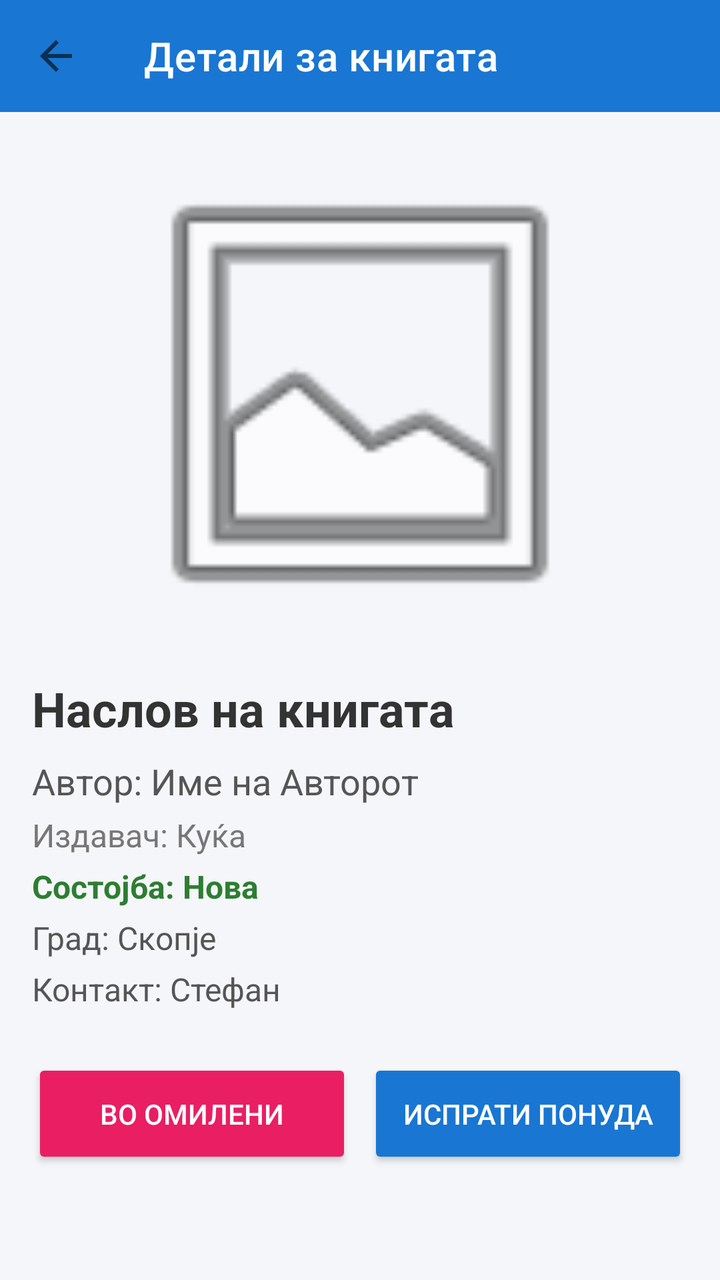
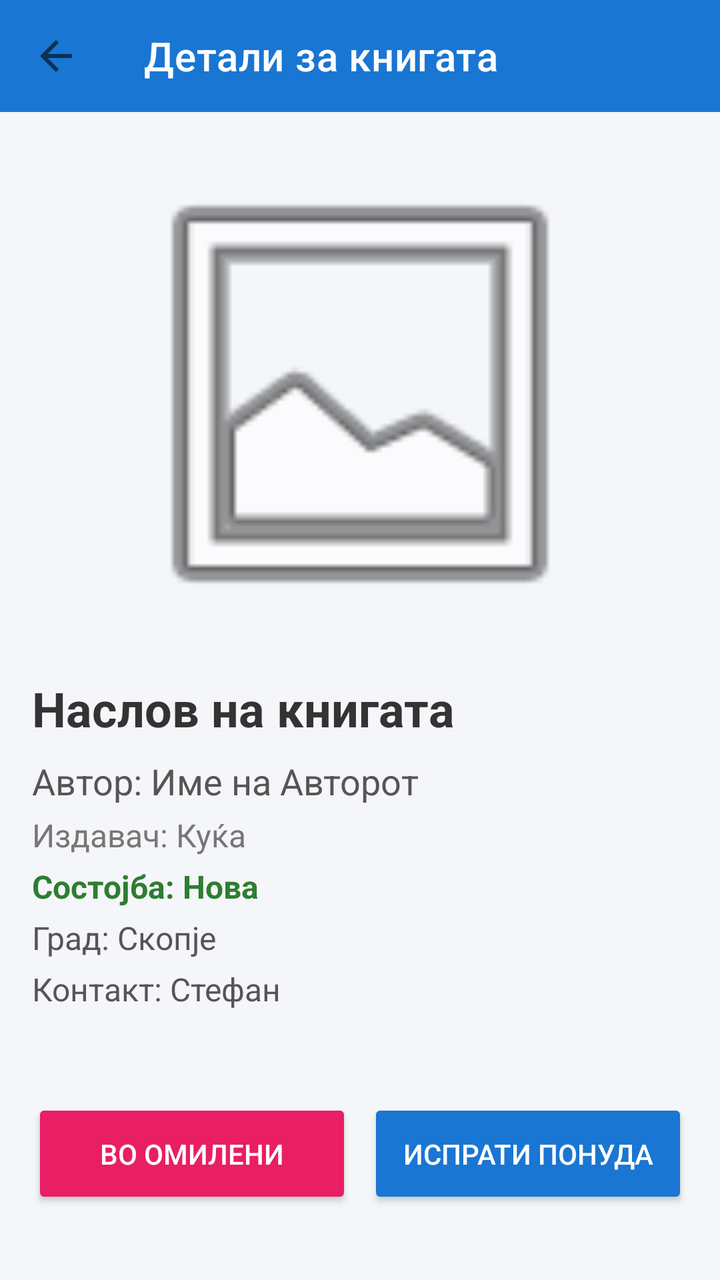

Before-and-after screenshots of an Android layout around one commit, followed by the original layout XML and the change that was made.
<!-- AndroidManifest.xml: application theme Theme.BookExchange -->
<!-- res/layout/activity_book_detail.xml -->
<?xml version="1.0" encoding="utf-8"?>
<LinearLayout xmlns:android="http://schemas.android.com/apk/res/android"
    xmlns:app="http://schemas.android.com/apk/res-auto"
    android:layout_width="match_parent"
    android:layout_height="match_parent"
    android:orientation="vertical"
    android:background="#F4F6F9">

    <androidx.appcompat.widget.Toolbar
        android:id="@+id/toolbarDetail"
        android:layout_width="match_parent"
        android:layout_height="?attr/actionBarSize"
        android:background="#1976D2"
        app:title="Детали за книгата"
        app:titleTextColor="#FFFFFF"
        app:navigationIcon="@drawable/abc_ic_ab_back_material" />

    <ScrollView
        android:layout_width="match_parent"
        android:layout_height="match_parent">

        <LinearLayout
            android:layout_width="match_parent"
            android:layout_height="wrap_content"
            android:orientation="vertical"
            android:padding="16dp">

            <ImageView
                android:id="@+id/ivDetailBookImage"
                android:layout_width="match_parent"
                android:layout_height="250dp"
                android:scaleType="fitCenter"
                android:src="@android:drawable/ic_menu_gallery"
                android:layout_marginBottom="16dp"
                android:contentDescription="Слика од книгата" />

            <TextView
                android:id="@+id/tvDetailTitle"
                android:layout_width="match_parent"
                android:layout_height="wrap_content"
                android:text="Наслов на книгата"
                android:textColor="#333333"
                android:textSize="24sp"
                android:textStyle="bold"
                android:layout_marginBottom="8dp" />

            <TextView
                android:id="@+id/tvDetailAuthor"
                android:layout_width="match_parent"
                android:layout_height="wrap_content"
                android:text="Автор: Име на Авторот"
                android:textColor="#555555"
                android:textSize="18sp"
                android:layout_marginBottom="4dp" />

            <TextView
                android:id="@+id/tvDetailPublisher"
                android:layout_width="match_parent"
                android:layout_height="wrap_content"
                android:text="Издавач: Куќа"
                android:textColor="#777777"
                android:textSize="16sp"
                android:layout_marginBottom="4dp" />

            <TextView
                android:id="@+id/tvDetailCondition"
                android:layout_width="match_parent"
                android:layout_height="wrap_content"
                android:text="Состојба: Нова"
                android:textColor="#2E7D32"
                android:textSize="16sp"
                android:textStyle="bold"
                android:layout_marginBottom="4dp" />

            <TextView
                android:id="@+id/tvDetailCity"
                android:layout_width="match_parent"
                android:layout_height="wrap_content"
                android:text="Град: Скопје"
                android:textColor="#555555"
                android:textSize="16sp"
                android:layout_marginBottom="4dp" />

            <TextView
                android:id="@+id/tvDetailContact"
                android:layout_width="match_parent"
                android:layout_height="wrap_content"
                android:text="Контакт: Стефан"
                android:textColor="#555555"
                android:textSize="16sp"
                android:layout_marginBottom="24dp" />

            <LinearLayout
                android:layout_width="match_parent"
                android:layout_height="wrap_content"
                android:orientation="horizontal"
                android:weightSum="2">

                <Button
                    android:id="@+id/btnAddToFavorites"
                    android:layout_width="0dp"
                    android:layout_height="55dp"
                    android:layout_weight="1"
                    android:layout_marginEnd="4dp"
                    android:backgroundTint="#E91E63"
                    android:text="Во Омилени"
                    android:textColor="#FFFFFF" />

                <Button
                    android:id="@+id/btnSendOffer"
                    android:layout_width="0dp"
                    android:layout_height="55dp"
                    android:layout_weight="1"
                    android:layout_marginStart="4dp"
                    android:backgroundTint="#1976D2"
                    android:text="Испрати понуда"
                    android:textColor="#FFFFFF" />
            </LinearLayout>

        </LinearLayout>
    </ScrollView>
</LinearLayout>
<!-- resources referenced by this layout -->
<resources>
  <style name="Theme.BookExchange" parent="Base.Theme.BookExchange" />
  <style name="Base.Theme.BookExchange" parent="Theme.MaterialComponents.DayNight.NoActionBar">
          
          
      </style>
</resources>

<!-- the commit's change to res/layout/activity_book_detail.xml (unified diff, before → after) -->
@@ -94,7 +94,8 @@
                 android:layout_width="match_parent"
                 android:layout_height="wrap_content"
                 android:orientation="horizontal"
-                android:weightSum="2">
+                android:weightSum="2"
+                android:layout_marginTop="20dp">
 
                 <Button
                     android:id="@+id/btnAddToFavorites"
